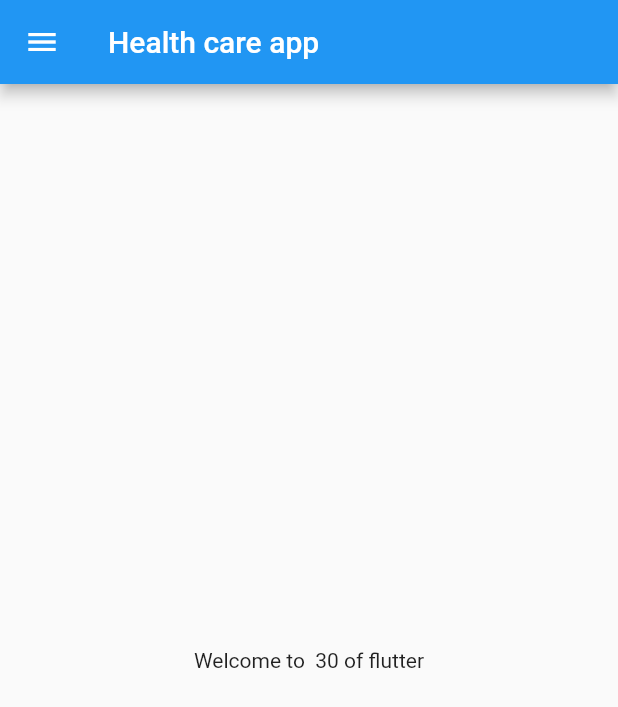
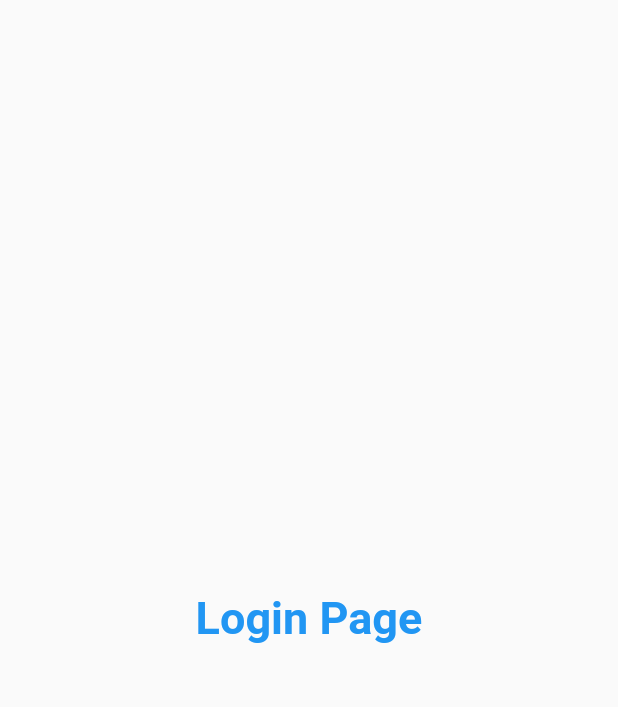
Before and after one commit to OMwanjari/flutter-tutorial, a Flutter app: the screen it shows after launch, on a phone screen of 412 x 824 dp. Shown: the top 707 px of the screen. Run offline on Flutter 3.47's test engine with Material 2 defaults, Android fonts, the phone set to English and light mode, and no system bars.

Commit message:
Day 3 completed

```diff
--- a/lib/main.dart
+++ b/lib/main.dart
@@ -1,5 +1,8 @@
+import 'dart:math';
+
 import 'package:flutter/material.dart';
-import 'package:flutter_catalog/home_page.dart';
+import 'package:flutter_catalog/pages/home_page.dart';
+import 'package:flutter_catalog/pages/login_page.dart';
 
 void main() {
   runApp(MyApp());
@@ -11,7 +14,16 @@ class MyApp extends StatelessWidget {
   @override
   Widget build(BuildContext context) {
     return MaterialApp(
-      home: HomePage(),
+      themeMode: ThemeMode.light,
+      theme: ThemeData(primarySwatch: Colors.green),
+      darkTheme: ThemeData(
+        brightness: Brightness.dark,
+      ),
+      routes: {
+        "/": (context) => LoginPage(),
+        "/home": (context) => HomePage(),
+        "/login": (context) => LoginPage(),
+      },
     );
   }
 }
--- /dev/null
+++ b/lib/pages/login_page.dart
@@ -0,0 +1,21 @@
+import 'package:flutter/material.dart';
+
+class LoginPage extends StatelessWidget {
+  const LoginPage({super.key});
+
+  @override
+  Widget build(BuildContext context) {
+    return Material(
+      child: Center(
+        child: Text(
+          "Login Page",
+          style: TextStyle(
+            fontSize: 30,
+            color: Colors.blue,
+            fontWeight: FontWeight.bold,
+          ),
+        ),
+      ),
+    );
+  }
+}
```
Also changed, not shown: lib/pages/home_page.dart (renamed from lib/home_page.dart).
